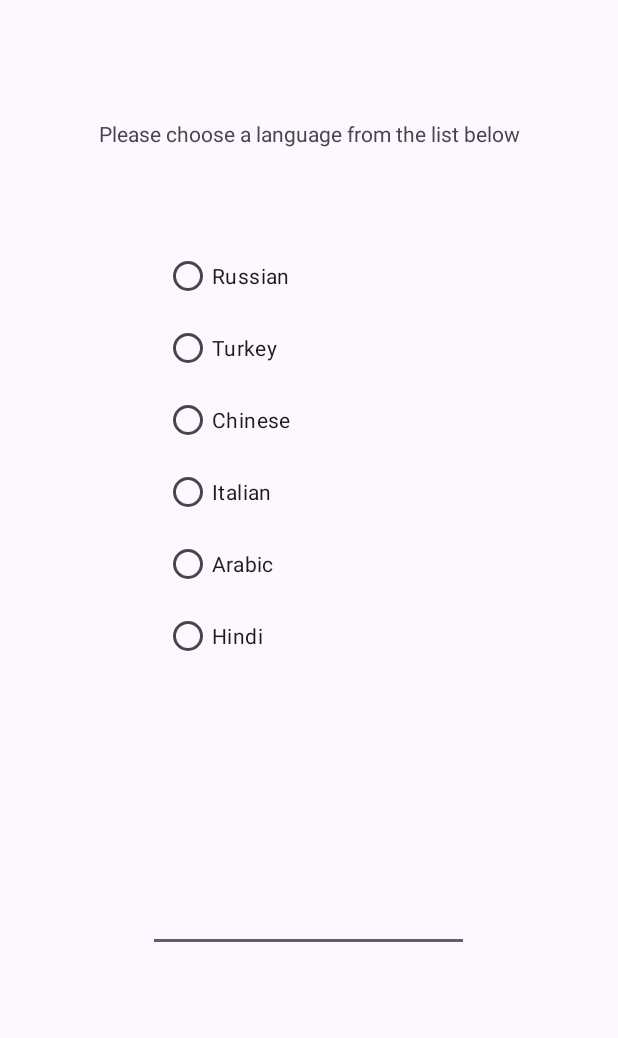
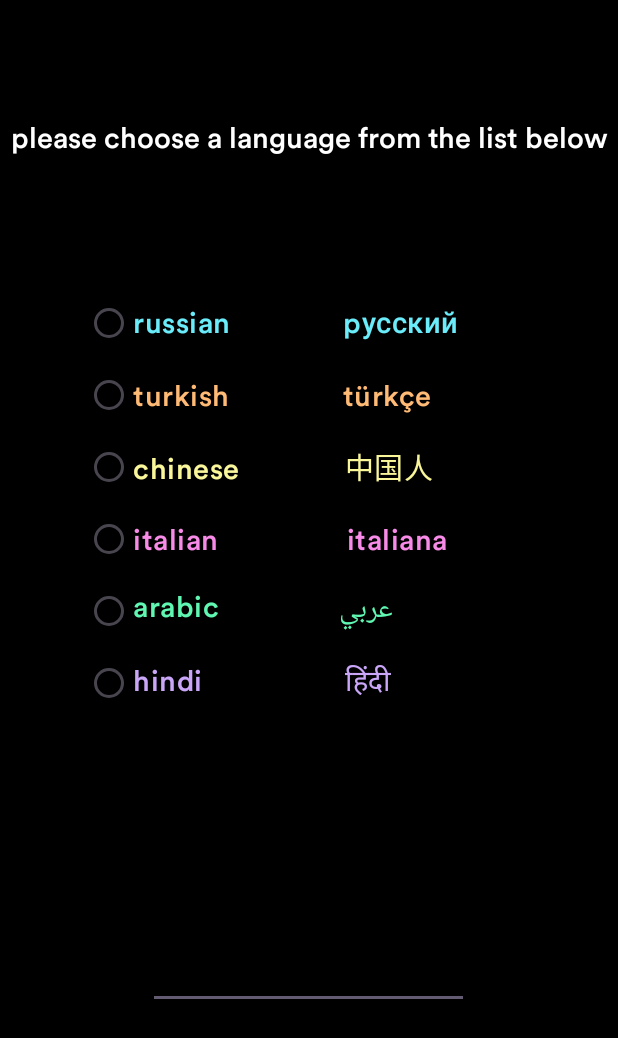
Before and after one commit to sarahhkhann/SarahKhan-SpringBreakChooser, an Android app: the screen it shows after launch (MainActivity), on a phone screen of 412 x 824 dp. Shown: the top 1038 px of the screen. Run offline under Robolectric (Android 15) with nearby library versions, the phone set to English and light mode, and no system bars.

Commit message:
project finalize

```diff
--- a/app/src/main/java/com/example/sarahkhan_springbreakchooser/MainActivity.kt
+++ b/app/src/main/java/com/example/sarahkhan_springbreakchooser/MainActivity.kt
@@ -30,7 +30,7 @@ class MainActivity : AppCompatActivity(), SensorEventListener {
     private var last_x: Float = 0.0f
     private var last_y: Float = 0.0f
     private var last_z: Float = 0.0f
-    private val SHAKE_THRESHOLD = 800
+    private val SHAKE_THRESHOLD = 200
 
     override fun onCreate(savedInstanceState: Bundle?) {
         super.onCreate(savedInstanceState)
--- a/app/src/main/res/layout/activity_main.xml
+++ b/app/src/main/res/layout/activity_main.xml
@@ -4,13 +4,17 @@
     xmlns:tools="http://schemas.android.com/tools"
     android:layout_width="match_parent"
     android:layout_height="match_parent"
+    android:background="@color/black"
     tools:context=".MainActivity">
 
     <TextView
         android:layout_width="wrap_content"
         android:layout_height="wrap_content"
-        android:text="Please choose a language from the list below"
+        android:textColor="@color/white"
+        android:text="please choose a language from the list below"
         app:layout_constraintBottom_toBottomOf="parent"
+        android:textSize="19dp"
+        android:fontFamily="@font/circular_std0"
         app:layout_constraintEnd_toEndOf="parent"
         app:layout_constraintStart_toStartOf="parent"
         app:layout_constraintTop_toTopOf="parent"
@@ -20,29 +24,36 @@
         android:id="@+id/edittextresult"
         android:layout_width="214dp"
         android:layout_height="48dp"
+        android:textColor="@color/white"
+
+        android:fontFamily="@font/circular_std0"
+        android:textSize="19dp"
         app:layout_constraintBottom_toBottomOf="parent"
         app:layout_constraintEnd_toEndOf="parent"
         app:layout_constraintHorizontal_bias="0.497"
         app:layout_constraintStart_toStartOf="parent"
         app:layout_constraintTop_toTopOf="parent"
-        app:layout_constraintVertical_bias="0.756" />
+        app:layout_constraintVertical_bias="0.805" />
 
     <RadioGroup
         android:id="@+id/radioGroup"
-        android:layout_width="192dp"
-        android:layout_height="299dp"
+        android:layout_width="355dp"
+        android:layout_height="291dp"
         app:layout_constraintBottom_toBottomOf="parent"
         app:layout_constraintEnd_toEndOf="parent"
-        app:layout_constraintHorizontal_bias="0.497"
+        app:layout_constraintHorizontal_bias="1.0"
         app:layout_constraintStart_toStartOf="parent"
         app:layout_constraintTop_toTopOf="parent"
-        app:layout_constraintVertical_bias="0.305">
+        app:layout_constraintVertical_bias="0.359">
 
         <RadioButton
             android:id="@+id/radiorussian"
-            android:layout_width="wrap_content"
+            android:layout_width="344dp"
+            android:textColor="@color/blue"
             android:layout_height="wrap_content"
-            android:text="Russian"
+            android:fontFamily="@font/circular_std0"
+            android:text="russian               pусский"
+            android:textSize="19dp"
             app:layout_constraintBottom_toBottomOf="parent"
             app:layout_constraintEnd_toEndOf="parent"
             app:layout_constraintStart_toStartOf="parent"
@@ -50,9 +61,12 @@
 
         <RadioButton
             android:id="@+id/radioturkish"
-            android:layout_width="wrap_content"
+            android:layout_width="match_parent"
             android:layout_height="wrap_content"
-            android:text="Turkey"
+            android:fontFamily="@font/circular_std0"
+            android:text="turkish               türkçe"
+            android:textColor="@color/orange"
+            android:textSize="19dp"
             app:layout_constraintBottom_toBottomOf="parent"
             app:layout_constraintEnd_toEndOf="parent"
             app:layout_constraintHorizontal_bias="0.498"
@@ -62,9 +76,13 @@
 
         <RadioButton
             android:id="@+id/radiochinese"
-            android:layout_width="wrap_content"
+            android:layout_width="339dp"
             android:layout_height="wrap_content"
-            android:text="Chinese"
+            android:fontFamily="@font/circular_std0"
+            android:text="chinese              中国人"
+            android:textColor="@color/yellow"
+
+            android:textSize="19dp"
             app:layout_constraintBottom_toBottomOf="parent"
             app:layout_constraintEnd_toEndOf="parent"
             app:layout_constraintHorizontal_bias="0.498"
@@ -74,9 +92,13 @@
 
         <RadioButton
             android:id="@+id/radioitalian"
-            android:layout_width="wrap_content"
+            android:layout_width="339dp"
             android:layout_height="wrap_content"
-            android:text="Italian"
+            android:fontFamily="@font/circular_std0"
+            android:textColor="@color/pink"
+
+            android:text="italian                 italiana"
+            android:textSize="19dp"
             app:layout_constraintBottom_toBottomOf="parent"
             app:layout_constraintEnd_toEndOf="parent"
             app:layout_constraintHorizontal_bias="0.498"
@@ -86,9 +108,13 @@
 
         <RadioButton
             android:id="@+id/radioarabic"
-            android:layout_width="wrap_content"
+            android:layout_width="337dp"
             android:layout_height="wrap_content"
-            android:text="Arabic"
+            android:fontFamily="@font/circular_std0"
+            android:text="arabic                عربي"
+            android:textColor="@color/green"
+
+            android:textSize="19dp"
             app:layout_constraintBottom_toBottomOf="parent"
             app:layout_constraintEnd_toEndOf="parent"
             app:layout_constraintHorizontal_bias="0.498"
@@ -98,9 +124,12 @@
 
         <RadioButton
             android:id="@+id/radiohindi"
-            android:layout_width="wrap_content"
+            android:layout_width="339dp"
             android:layout_height="wrap_content"
-            android:text="Hindi"
+            android:fontFamily="@font/circular_std0"
+            android:text="hindi                   हिंदी"
+            android:textColor="@color/purple"
+            android:textSize="19dp"
             app:layout_constraintBottom_toBottomOf="parent"
             app:layout_constraintEnd_toEndOf="parent"
             app:layout_constraintHorizontal_bias="0.498"
--- a/app/src/main/res/values/colors.xml
+++ b/app/src/main/res/values/colors.xml
@@ -2,4 +2,13 @@
 <resources>
     <color name="black">#FF000000</color>
     <color name="white">#FFFFFFFF</color>
+    <color name="navy">#040d40</color>
+    <color name="pink">#f78be7</color>
+    <color name="blue">#6becfa</color>
+    <color name="orange">#ffba75</color>
+    <color name="green">#60f7b3</color>
+    <color name="yellow">#faf79b</color>
+    <color name="purple">#c9a6f7</color>
+
+
 </resources>
```
Also changed, not shown: app/src/main/res/font/circular_std0.ttf (added).
